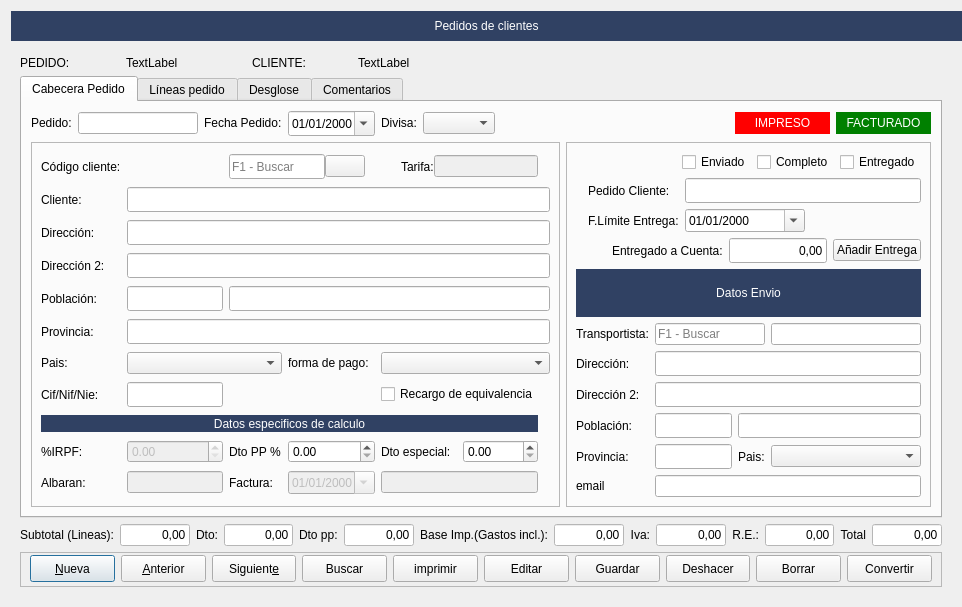
arcnexus/RedFoX, file Zona_Ventas/frmpedidos.ui: the form before one commit.
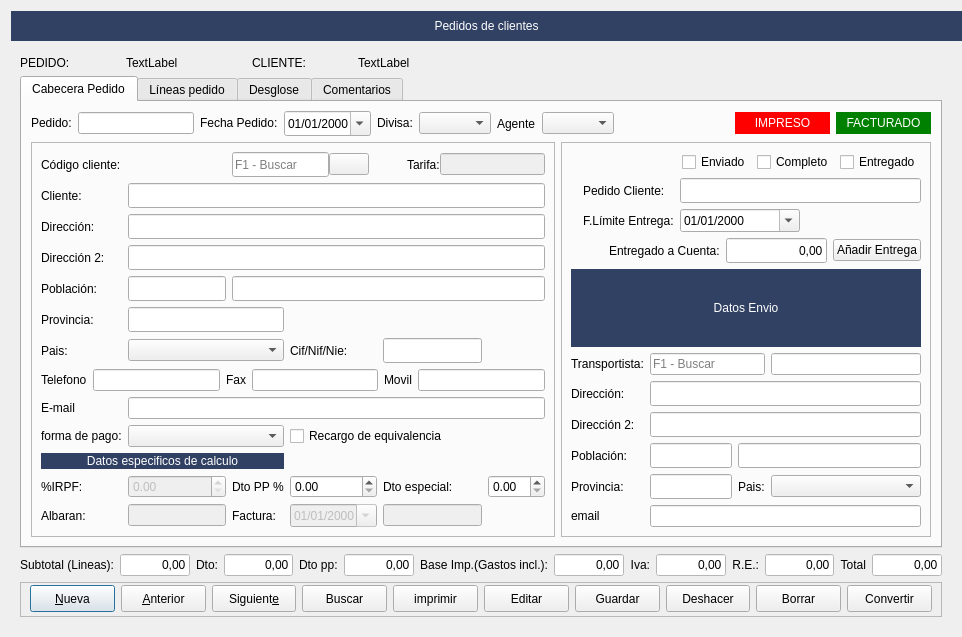
The form after the commit. Icons and pictures are not drawn.

Commit message: Pedido->Albaran & Pedido->Factura

```diff
--- a/Zona_Ventas/frmpedidos.ui
+++ b/Zona_Ventas/frmpedidos.ui
@@ -657,6 +657,16 @@
              <item>
               <widget class="QComboBox" name="cboDivisa"/>
              </item>
+             <item>
+              <widget class="QLabel" name="label_32">
+               <property name="text">
+                <string>Agente</string>
+               </property>
+              </widget>
+             </item>
+             <item>
+              <widget class="QComboBox" name="cboAgente"/>
+             </item>
              <item>
               <spacer name="horizontalSpacer">
                <property name="orientation">
@@ -733,50 +743,23 @@
               <enum>QFrame::Raised</enum>
              </property>
              <layout class="QGridLayout" name="gridLayout">
-              <item row="6" column="0">
+              <item row="2" column="1" colspan="5">
+               <widget class="QLineEdit" name="txtdireccion1">
+                <property name="minimumSize">
+                 <size>
+                  <width>0</width>
+                  <height>25</height>
+                 </size>
+                </property>
+               </widget>
+              </item>
+              <item row="5" column="0">
                <widget class="QLabel" name="label_13">
                 <property name="text">
                  <string>Provincia:</string>
                 </property>
                </widget>
               </item>
-              <item row="8" column="0">
-               <widget class="QLabel" name="label_15">
-                <property name="text">
-                 <string>Cif/Nif/Nie:</string>
-                </property>
-               </widget>
-              </item>
-              <item row="3" column="0">
-               <widget class="QLabel" name="label_5">
-                <property name="text">
-                 <string>Dirección:</string>
-                </property>
-               </widget>
-              </item>
-              <item row="4" column="0">
-               <widget class="QLabel" name="label_6">
-                <property name="text">
-                 <string>Dirección 2:</string>
-                </property>
-               </widget>
-              </item>
-              <item row="5" column="2" colspan="6">
-               <widget class="QLineEdit" name="txtpoblacion">
-                <property name="sizePolicy">
-                 <sizepolicy hsizetype="Expanding" vsizetype="Fixed">
-                  <horstretch>0</horstretch>
-                  <verstretch>0</verstretch>
-                 </sizepolicy>
-                </property>
-                <property name="minimumSize">
-                 <size>
-                  <width>0</width>
-                  <height>25</height>
-                 </size>
-                </property>
-               </widget>
-              </item>
               <item row="0" column="0">
                <widget class="QLabel" name="label_3">
                 <property name="text">
@@ -784,90 +767,7 @@
                 </property>
                </widget>
               </item>
-              <item row="7" column="0">
-               <widget class="QLabel" name="label_14">
-                <property name="text">
-                 <string>Pais:</string>
-                </property>
-               </widget>
-              </item>
-              <item row="8" column="1">
-               <widget class="QLineEdit" name="txtcif">
-                <property name="minimumSize">
-                 <size>
-                  <width>0</width>
-                  <height>25</height>
-                 </size>
-                </property>
-                <property name="maximumSize">
-                 <size>
-                  <width>100</width>
-                  <height>16777215</height>
-                 </size>
-                </property>
-               </widget>
-              </item>
-              <item row="6" column="1" colspan="7">
-               <widget class="QLineEdit" name="txtprovincia">
-                <property name="minimumSize">
-                 <size>
-                  <width>0</width>
-                  <height>25</height>
-                 </size>
-                </property>
-                <property name="maximumSize">
-                 <size>
-                  <width>16777215</width>
-                  <height>16777215</height>
-                 </size>
-                </property>
-               </widget>
-              </item>
-              <item row="2" column="1" colspan="7">
-               <widget class="QLineEdit" name="txtcliente">
-                <property name="minimumSize">
-                 <size>
-                  <width>0</width>
-                  <height>25</height>
-                 </size>
-                </property>
-               </widget>
-              </item>
-              <item row="2" column="0">
-               <widget class="QLabel" name="label_4">
-                <property name="text">
-                 <string>Cliente:</string>
-                </property>
-               </widget>
-              </item>
-              <item row="3" column="1" colspan="7">
-               <widget class="QLineEdit" name="txtdireccion1">
-                <property name="minimumSize">
-                 <size>
-                  <width>0</width>
-                  <height>25</height>
-                 </size>
-                </property>
-               </widget>
-              </item>
-              <item row="5" column="0">
-               <widget class="QLabel" name="label_7">
-                <property name="text">
-                 <string>Población:</string>
-                </property>
-               </widget>
-              </item>
-              <item row="4" column="1" colspan="7">
-               <widget class="QLineEdit" name="txtdireccion2">
-                <property name="minimumSize">
-                 <size>
-                  <width>0</width>
-                  <height>25</height>
-                 </size>
-                </property>
-               </widget>
-              </item>
-              <item row="5" column="1">
+              <item row="4" column="1">
                <widget class="QLineEdit" name="txtcp">
                 <property name="minimumSize">
                  <size>
@@ -883,96 +783,7 @@
                 </property>
                </widget>
               </item>
-              <item row="12" column="0">
-               <widget class="QLabel" name="lblAlbaran">
-                <property name="text">
-                 <string>Albaran:</string>
-                </property>
-               </widget>
-              </item>
-              <item row="12" column="1">
-               <widget class="QLineEdit" name="txtalbaran">
-                <property name="enabled">
-                 <bool>false</bool>
-                </property>
-                <property name="sizePolicy">
-                 <sizepolicy hsizetype="Preferred" vsizetype="Fixed">
-                  <horstretch>0</horstretch>
-                  <verstretch>0</verstretch>
-                 </sizepolicy>
-                </property>
-               </widget>
-              </item>
-              <item row="12" column="2">
-               <widget class="QLabel" name="label_49">
-                <property name="text">
-                 <string>Factura:</string>
-                </property>
-               </widget>
-              </item>
-              <item row="12" column="3">
-               <widget class="QDateEdit" name="txtfecha_factura">
-                <property name="enabled">
-                 <bool>false</bool>
-                </property>
-                <property name="sizePolicy">
-                 <sizepolicy hsizetype="Preferred" vsizetype="Fixed">
-                  <horstretch>0</horstretch>
-                  <verstretch>0</verstretch>
-                 </sizepolicy>
-                </property>
-                <property name="displayFormat">
-                 <string>dd/MM/yyyy</string>
-                </property>
-                <property name="calendarPopup">
-                 <bool>true</bool>
-                </property>
-               </widget>
-              </item>
-              <item row="12" column="4" colspan="2">
-               <widget class="QLineEdit" name="txtcNumFra">
-                <property name="enabled">
-                 <bool>false</bool>
-                </property>
-                <property name="sizePolicy">
-                 <sizepolicy hsizetype="Preferred" vsizetype="Fixed">
-                  <horstretch>0</horstretch>
-                  <verstretch>0</verstretch>
-                 </sizepolicy>
-                </property>
-               </widget>
-              </item>
-              <item row="7" column="1" colspan="2">
-               <widget class="QComboBox" name="cboPais"/>
-              </item>
-              <item row="7" column="3">
-               <widget class="QLabel" name="label_30">
-                <property name="text">
-                 <string>forma de pago:</string>
-                </property>
-               </widget>
-              </item>
-              <item row="11" column="5">
-               <widget class="QDoubleSpinBox" name="spin_porc_dto_especial"/>
-              </item>
-              <item row="11" column="4">
-               <widget class="QLabel" name="label_50">
-                <property name="text">
-                 <string>Dto especial:</string>
-                </property>
-               </widget>
-              </item>
-              <item row="11" column="3">
-               <widget class="QDoubleSpinBox" name="spinPorc_dto_pp"/>
-              </item>
-              <item row="11" column="2">
-               <widget class="QLabel" name="label_48">
-                <property name="text">
-                 <string>Dto PP %</string>
-                </property>
-               </widget>
-              </item>
-              <item row="8" column="4" colspan="2">
+              <item row="10" column="3" colspan="2">
                <widget class="QCheckBox" name="chkrecargo_equivalencia">
                 <property name="enabled">
                  <bool>true</bool>
@@ -982,40 +793,39 @@
                 </property>
                </widget>
               </item>
-              <item row="10" column="0" colspan="6">
-               <widget class="QLabel" name="label_47">
+              <item row="5" column="1" colspan="2">
+               <widget class="QLineEdit" name="txtprovincia">
+                <property name="minimumSize">
+                 <size>
+                  <width>0</width>
+                  <height>25</height>
+                 </size>
+                </property>
                 <property name="maximumSize">
                  <size>
                   <width>16777215</width>
-                  <height>17</height>
+                  <height>16777215</height>
                  </size>
                 </property>
-                <property name="styleSheet">
-                 <string notr="true">background-color: #304163;
-color: rgb(255, 255, 255);</string>
-                </property>
-                <property name="text">
-                 <string>Datos especificos de calculo</string>
-                </property>
-                <property name="alignment">
-                 <set>Qt::AlignCenter</set>
-                </property>
                </widget>
               </item>
-              <item row="7" column="4" colspan="4">
-               <widget class="QComboBox" name="cboFormapago"/>
-              </item>
-              <item row="11" column="0">
-               <widget class="QLabel" name="label_23">
-                <property name="text">
-                 <string>%IRPF:</string>
-                </property>
-               </widget>
-              </item>
-              <item row="11" column="1">
-               <widget class="QDoubleSpinBox" name="spinPorc_irpf">
+              <item row="13" column="1">
+               <widget class="QLineEdit" name="txtalbaran">
                 <property name="enabled">
                  <bool>false</bool>
+                </property>
+                <property name="sizePolicy">
+                 <sizepolicy hsizetype="Preferred" vsizetype="Fixed">
+                  <horstretch>0</horstretch>
+                  <verstretch>0</verstretch>
+                 </sizepolicy>
+                </property>
+               </widget>
+              </item>
+              <item row="4" column="0">
+               <widget class="QLabel" name="label_7">
+                <property name="text">
+                 <string>Población:</string>
                 </property>
                </widget>
               </item>
@@ -1083,6 +893,265 @@
                 </item>
                </layout>
               </item>
+              <item row="8" column="0" colspan="6">
+               <layout class="QHBoxLayout" name="horizontalLayout_2">
+                <item>
+                 <widget class="QLabel" name="label_61">
+                  <property name="text">
+                   <string>Telefono</string>
+                  </property>
+                 </widget>
+                </item>
+                <item>
+                 <widget class="QLineEdit" name="txtTelefono">
+                  <property name="text">
+                   <string/>
+                  </property>
+                 </widget>
+                </item>
+                <item>
+                 <widget class="QLabel" name="label_63">
+                  <property name="text">
+                   <string>Fax</string>
+                  </property>
+                  <property name="alignment">
+                   <set>Qt::AlignRight|Qt::AlignTrailing|Qt::AlignVCenter</set>
+                  </property>
+                 </widget>
+                </item>
+                <item>
+                 <widget class="QLineEdit" name="txtFax">
+                  <property name="text">
+                   <string/>
+                  </property>
+                 </widget>
+                </item>
+                <item>
+                 <widget class="QLabel" name="label_64">
+                  <property name="text">
+                   <string>Movil</string>
+                  </property>
+                 </widget>
+                </item>
+                <item>
+                 <widget class="QLineEdit" name="txtMovil">
+                  <property name="text">
+                   <string/>
+                  </property>
+                 </widget>
+                </item>
+               </layout>
+              </item>
+              <item row="11" column="0" colspan="3">
+               <widget class="QLabel" name="label_47">
+                <property name="maximumSize">
+                 <size>
+                  <width>16777215</width>
+                  <height>17</height>
+                 </size>
+                </property>
+                <property name="styleSheet">
+                 <string notr="true">background-color: #304163;
+color: rgb(255, 255, 255);</string>
+                </property>
+                <property name="text">
+                 <string>Datos especificos de calculo</string>
+                </property>
+                <property name="alignment">
+                 <set>Qt::AlignCenter</set>
+                </property>
+               </widget>
+              </item>
+              <item row="12" column="3">
+               <widget class="QDoubleSpinBox" name="spinPorc_dto_pp"/>
+              </item>
+              <item row="12" column="4">
+               <widget class="QLabel" name="label_50">
+                <property name="text">
+                 <string>Dto especial:</string>
+                </property>
+               </widget>
+              </item>
+              <item row="1" column="0">
+               <widget class="QLabel" name="label_4">
+                <property name="text">
+                 <string>Cliente:</string>
+                </property>
+               </widget>
+              </item>
+              <item row="3" column="1" colspan="5">
+               <widget class="QLineEdit" name="txtdireccion2">
+                <property name="minimumSize">
+                 <size>
+                  <width>0</width>
+                  <height>25</height>
+                 </size>
+                </property>
+               </widget>
+              </item>
+              <item row="6" column="3">
+               <widget class="QLabel" name="label_15">
+                <property name="text">
+                 <string>Cif/Nif/Nie:</string>
+                </property>
+               </widget>
+              </item>
+              <item row="13" column="3">
+               <widget class="QDateEdit" name="txtfecha_factura">
+                <property name="enabled">
+                 <bool>false</bool>
+                </property>
+                <property name="sizePolicy">
+                 <sizepolicy hsizetype="Preferred" vsizetype="Fixed">
+                  <horstretch>0</horstretch>
+                  <verstretch>0</verstretch>
+                 </sizepolicy>
+                </property>
+                <property name="displayFormat">
+                 <string>dd/MM/yyyy</string>
+                </property>
+                <property name="calendarPopup">
+                 <bool>true</bool>
+                </property>
+               </widget>
+              </item>
+              <item row="13" column="4">
+               <widget class="QLineEdit" name="txtcNumFra">
+                <property name="enabled">
+                 <bool>false</bool>
+                </property>
+                <property name="sizePolicy">
+                 <sizepolicy hsizetype="Preferred" vsizetype="Fixed">
+                  <horstretch>0</horstretch>
+                  <verstretch>0</verstretch>
+                 </sizepolicy>
+                </property>
+               </widget>
+              </item>
+              <item row="12" column="1">
+               <widget class="QDoubleSpinBox" name="spinPorc_irpf">
+                <property name="enabled">
+                 <bool>false</bool>
+                </property>
+               </widget>
+              </item>
+              <item row="12" column="2">
+               <widget class="QLabel" name="label_48">
+                <property name="text">
+                 <string>Dto PP %</string>
+                </property>
+               </widget>
+              </item>
+              <item row="2" column="0">
+               <widget class="QLabel" name="label_5">
+                <property name="text">
+                 <string>Dirección:</string>
+                </property>
+               </widget>
+              </item>
+              <item row="6" column="1" colspan="2">
+               <widget class="QComboBox" name="cboPais"/>
+              </item>
+              <item row="1" column="1" colspan="5">
+               <widget class="QLineEdit" name="txtcliente">
+                <property name="minimumSize">
+                 <size>
+                  <width>0</width>
+                  <height>25</height>
+                 </size>
+                </property>
+               </widget>
+              </item>
+              <item row="12" column="0">
+               <widget class="QLabel" name="label_23">
+                <property name="text">
+                 <string>%IRPF:</string>
+                </property>
+               </widget>
+              </item>
+              <item row="4" column="2" colspan="4">
+               <widget class="QLineEdit" name="txtpoblacion">
+                <property name="sizePolicy">
+                 <sizepolicy hsizetype="Expanding" vsizetype="Fixed">
+                  <horstretch>0</horstretch>
+                  <verstretch>0</verstretch>
+                 </sizepolicy>
+                </property>
+                <property name="minimumSize">
+                 <size>
+                  <width>0</width>
+                  <height>25</height>
+                 </size>
+                </property>
+               </widget>
+              </item>
+              <item row="3" column="0">
+               <widget class="QLabel" name="label_6">
+                <property name="text">
+                 <string>Dirección 2:</string>
+                </property>
+               </widget>
+              </item>
+              <item row="12" column="5">
+               <widget class="QDoubleSpinBox" name="spin_porc_dto_especial"/>
+              </item>
+              <item row="13" column="0">
+               <widget class="QLabel" name="lblAlbaran">
+                <property name="text">
+                 <string>Albaran:</string>
+                </property>
+               </widget>
+              </item>
+              <item row="13" column="2">
+               <widget class="QLabel" name="label_49">
+                <property name="text">
+                 <string>Factura:</string>
+                </property>
+               </widget>
+              </item>
+              <item row="6" column="0">
+               <widget class="QLabel" name="label_14">
+                <property name="text">
+                 <string>Pais:</string>
+                </property>
+               </widget>
+              </item>
+              <item row="10" column="0">
+               <widget class="QLabel" name="label_30">
+                <property name="text">
+                 <string>forma de pago:</string>
+                </property>
+               </widget>
+              </item>
+              <item row="6" column="4">
+               <widget class="QLineEdit" name="txtcif">
+                <property name="minimumSize">
+                 <size>
+                  <width>0</width>
+                  <height>25</height>
+                 </size>
+                </property>
+                <property name="maximumSize">
+                 <size>
+                  <width>100</width>
+                  <height>16777215</height>
+                 </size>
+                </property>
+               </widget>
+              </item>
+              <item row="10" column="1" colspan="2">
+               <widget class="QComboBox" name="cboFormapago"/>
+              </item>
+              <item row="9" column="0">
+               <widget class="QLabel" name="label_65">
+                <property name="text">
+                 <string>E-mail</string>
+                </property>
+               </widget>
+              </item>
+              <item row="9" column="1" colspan="5">
+               <widget class="QLineEdit" name="txtEmail"/>
+              </item>
              </layout>
             </widget>
            </item>
```
Left out of the diff: 320 changed lines with no effect on the pictures. The commit also changes 7 other files.
